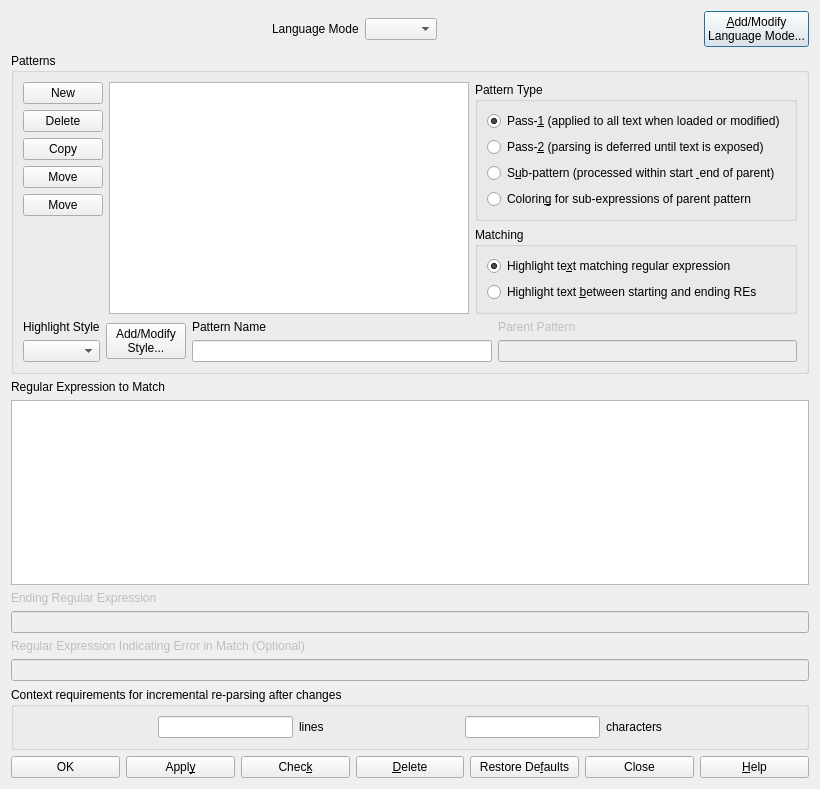
Before: the Qt Designer form source/ui/DialogSyntaxPatterns.ui in eteran/nedit-ng, drawn with Qt 5.
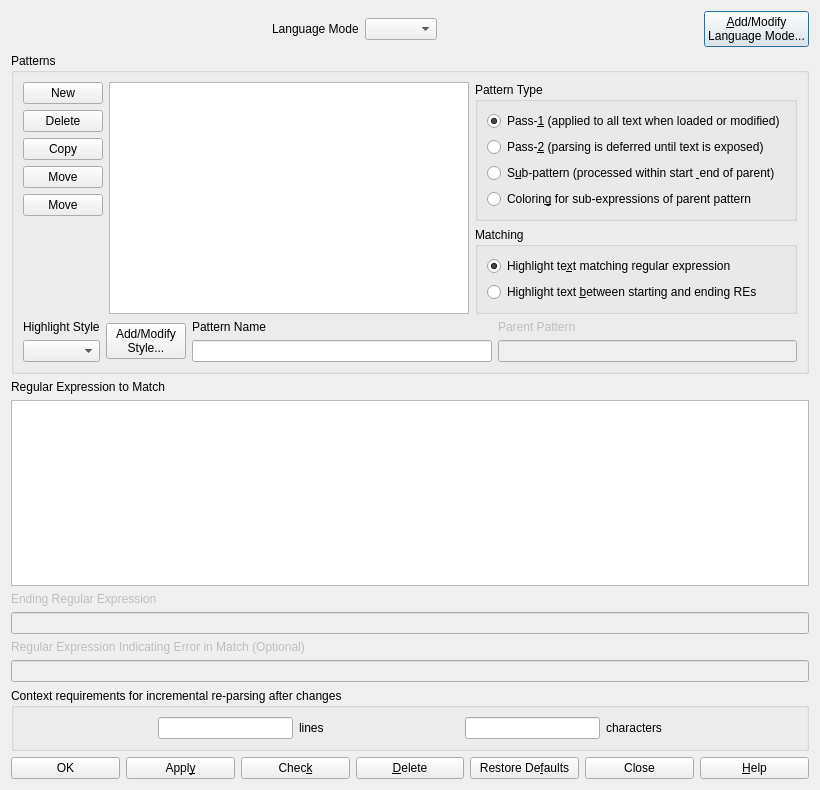
After: the same form once the commit is applied. Icons and pictures are not drawn.

Commit message: fixing an issue with the first time the syntax rules dialog was loaded it would ask the user to apply/discard changes

Diff of the .ui file:
```diff
--- a/source/ui/DialogSyntaxPatterns.ui
+++ b/source/ui/DialogSyntaxPatterns.ui
@@ -7,7 +7,7 @@
     <x>0</x>
     <y>0</y>
     <width>820</width>
-    <height>789</height>
+    <height>790</height>
    </rect>
   </property>
   <property name="windowTitle">
```
The commit also changes 5 other files.
